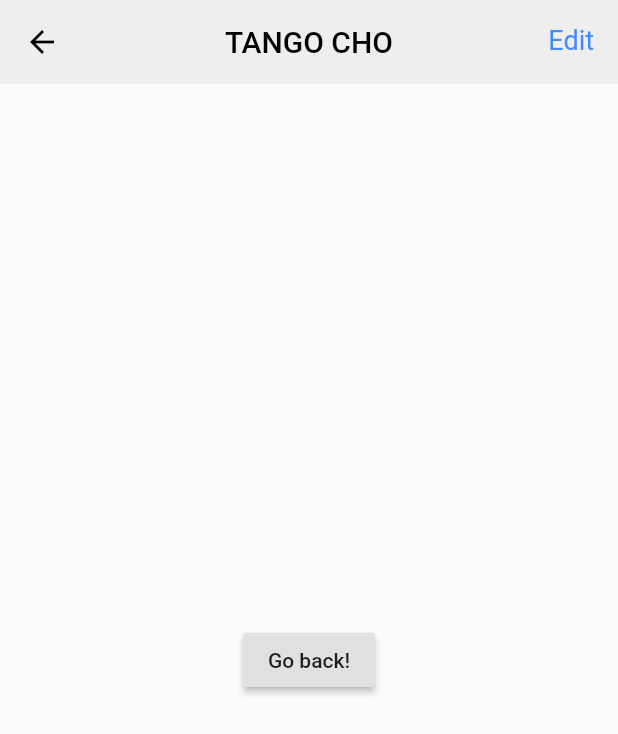
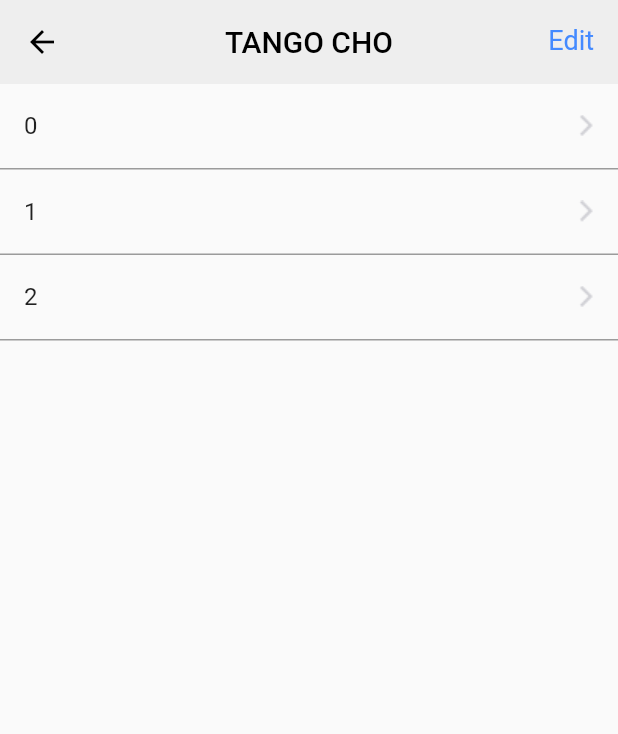
Before and after one commit to Tetsukick/TANGO, a Flutter app: the TangoListDetailScreen screen opened directly, on a phone screen of 412 x 824 dp. Shown: the top 734 px of the screen. Run offline on Flutter 3.47's test engine with Material 2 defaults, Android fonts, the phone set to English and light mode, and no system bars.

Commit message:
リスト表示の完了

```diff
--- a/source_code/tango/lib/TangoListDetailScreen.dart
+++ b/source_code/tango/lib/TangoListDetailScreen.dart
@@ -4,15 +4,7 @@ class TangoListDetailScreen extends StatelessWidget {
   @override
   Widget build(BuildContext context) {
     return Scaffold(
-      appBar: Header(),
-      body: Center(
-        child: RaisedButton(
-          onPressed: () {
-            // Navigate back to first route when tapped.
-          },
-          child: Text('Go back!'),
-        ),
-      ),
+      body: TangoListDetailWidget(),
     );
   }
 }
@@ -52,3 +44,36 @@ class Header extends StatelessWidget with PreferredSizeWidget{
     );
   }
 }
+
+class TangoListDetailWidget extends StatefulWidget {
+  @override
+  State<StatefulWidget> createState() {
+    return ListState();
+  }
+}
+
+class ListState extends State<TangoListDetailWidget> {
+  var listItem = ['one', 'two', 'three'];
+
+  @override
+  Widget build(BuildContext context) {
+    return Scaffold(
+      appBar: Header(),
+      body: ListView.builder(
+        itemBuilder: (BuildContext context, int index) {
+          return Container(
+              decoration: BoxDecoration(
+                border: Border(
+                  bottom: BorderSide(color: Colors.black38),
+                ),
+              ),
+              child: ListTile(
+                trailing: Image.asset('assets/right_detail_grey.png'),
+                title: Text('$index'),
+                onTap: () { /* react to the tile being tapped */ },
+              ));},
+        itemCount: listItem.length,
+      ),
+    );
+  }
+}
```
